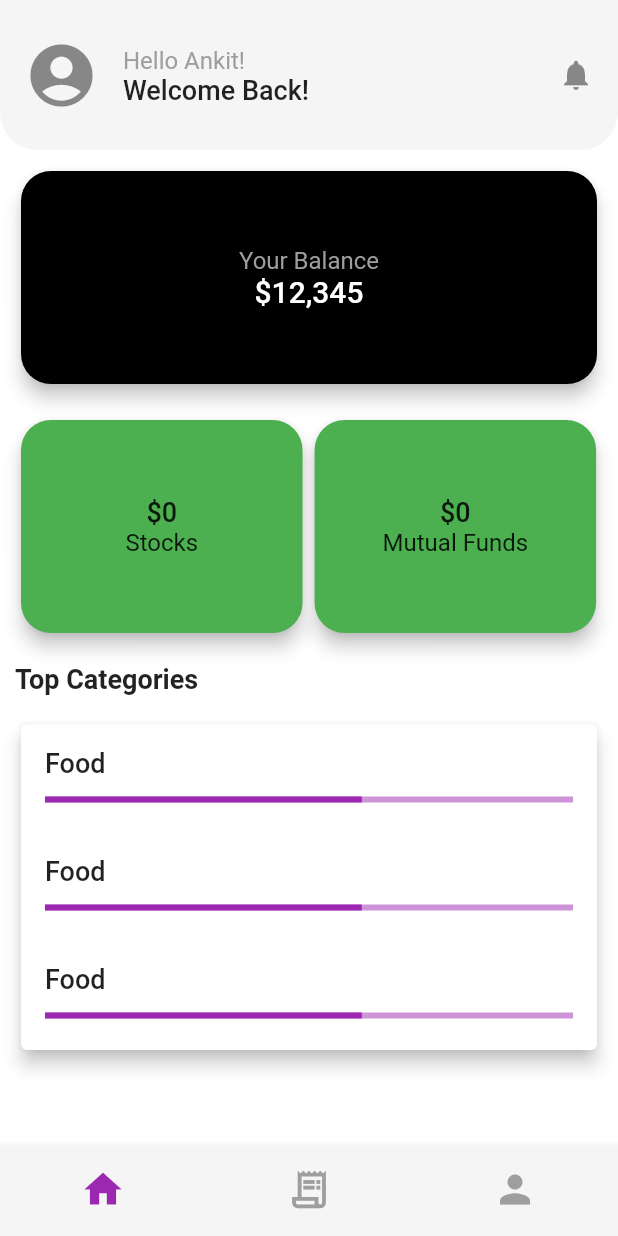
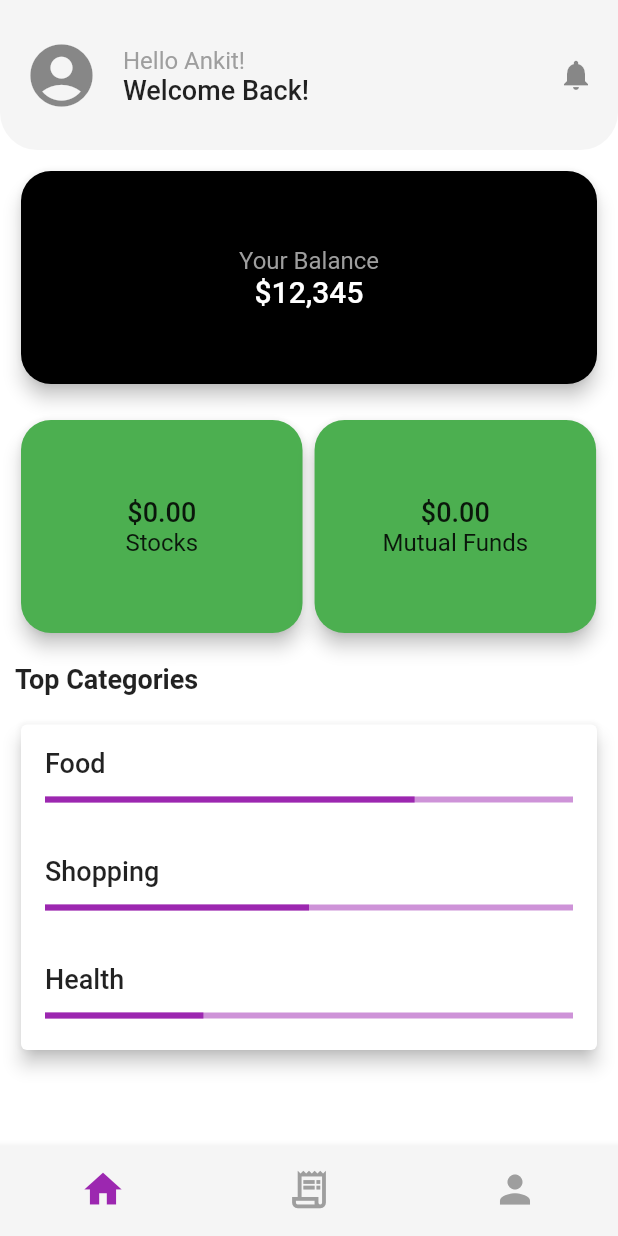
Before and after one commit to Akn24/Expense-Tracker, a Flutter app: the screen it shows after launch, on a phone screen of 412 x 824 dp. Run offline on Flutter 3.47's test engine with Material 2 defaults, Android fonts, the phone set to English and light mode, and no system bars; network calls fail; Roboto replaces fonts that are missing (Montserrat).

Commit message:
More changes

```diff
--- a/lib/data/homedummy.dart
+++ b/lib/data/homedummy.dart
@@ -1,3 +1,25 @@
 List investmentCards = [
   "Stocks" , "Mutual Funds"
 ];
+
+List categories = [
+  {
+    "name":"Food",
+    "value":0.7,
+  },
+  {
+    "name":"Shopping",
+    "value":0.5,
+  },
+  {
+    "name":"Health",
+    "value":0.3,
+  }
+];
+
+List messages = [
+  {"text":"Thank you for using StanChart Credit Card No XX0693 on 24/03/22 for INR 1719.13 at Zomato Ltd. Avl Limit: INR 227232.00. Click https://bit.ly/2F127BQ if you have not done this transaction."},
+  {"text":"ICICI Bank Acct XX860 debited for Rs 231.30 on 23-Mar-22; OneCard credited. UPI:208237972293. Call 18002662 for dispute. SMS BLOCK 860 to 9215676766"},
+  {"text":"ALERT: You've spent Rs. 1452  on CREDIT Card xx2777 at KALIGAMBAL FRUITS on 2022-03-25:21:01:51.Avl bal - Rs. 112545, curr o/s - Rs.7455.Not you? Call 18002586161."},
+  {"text":"Dear Customer, there is an NEFT credit of INR 20,000.00 in your account 426xxxx3630 on 25/03/2022.Available Balance:INR 2,80,906.60 -StanChart"},
+];
--- a/lib/homepage/homepage.dart
+++ b/lib/homepage/homepage.dart
@@ -51,10 +51,14 @@ class _MyHomePageState extends State<MyHomePage> {
       sumStock+=(stockList[i]["units"]*stockList[i]["price"])!;
     }
     print(sumStock.toString());
-    setState(() {
+
+    if(mounted){
+      setState(() {
       sumStock;
       stockList;
     });
+    }
+
   }
 
   void fetchMutualList() async{
@@ -65,10 +69,14 @@ class _MyHomePageState extends State<MyHomePage> {
       mutualPrice+=(mutualList[i]["units"]*mutualList[i]["price"])!;
     }
     print(mutualPrice.toString());
-    setState(() {
+
+    if(mounted){
+      setState(() {
       mutualList;
       mutualPrice;
     });
+    }
+
   }
 
   @override
@@ -205,11 +213,11 @@ class HomeBody extends StatelessWidget {
                         mainAxisAlignment: MainAxisAlignment.center,
                         children: [
                           index==0 ? Text(
-                            "\$$sumStock",
+                            "\$${sumStock.toStringAsFixed(2)}",
                             style: Theme.of(context).textTheme.bodyText1,
                           ) :
                           Text(
-                            "\$$mutualPrice",
+                            "\$${mutualPrice.toStringAsFixed(2)}",
                             style: Theme.of(context).textTheme.bodyText1,
                           ),
                           Text(
@@ -250,11 +258,11 @@ class HomeBody extends StatelessWidget {
                 itemBuilder: (BuildContext context, int index) {
                   return ListTile(
                     title: Text(
-                      "Food",
+                      categories[index]["name"],
                       style: Theme.of(context).textTheme.bodyText1,
                     ),
-                    subtitle: const LinearProgressIndicator(
-                      value: 0.6,
+                    subtitle: LinearProgressIndicator(
+                      value: categories[index]["value"].toDouble(),
                     ),
                   );
                 }
```
Also changed, not shown: lib/services/services.dart (+12 -1 lines), lib/transactions/transaction_homepage.dart (+61 -5 lines).
